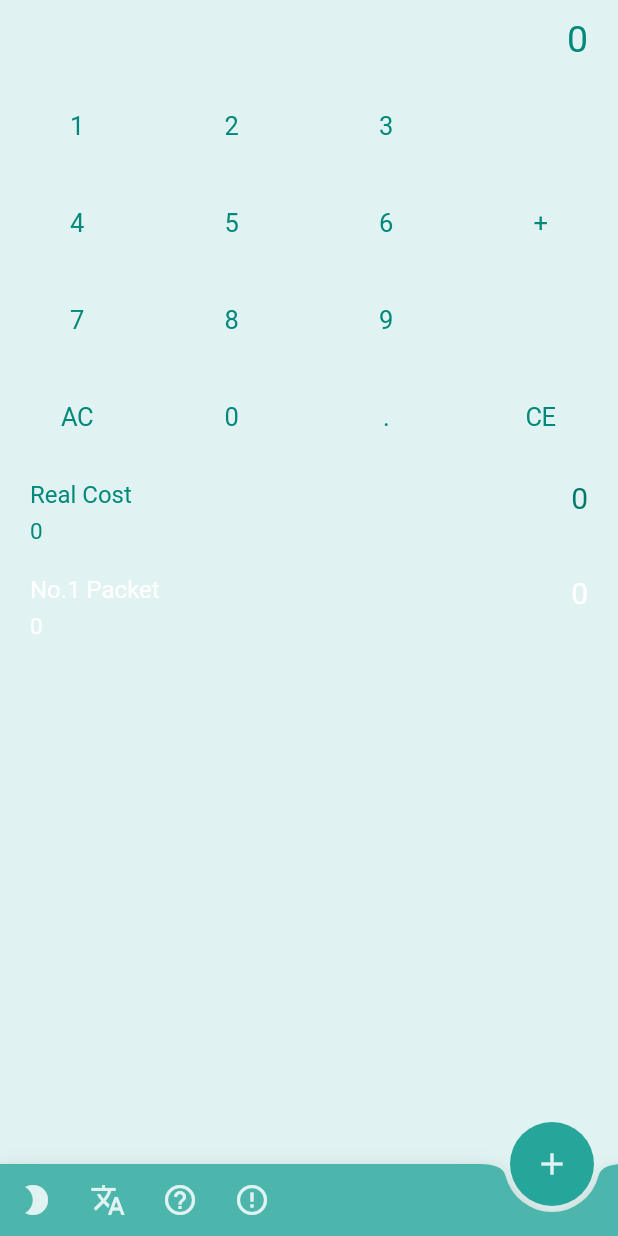
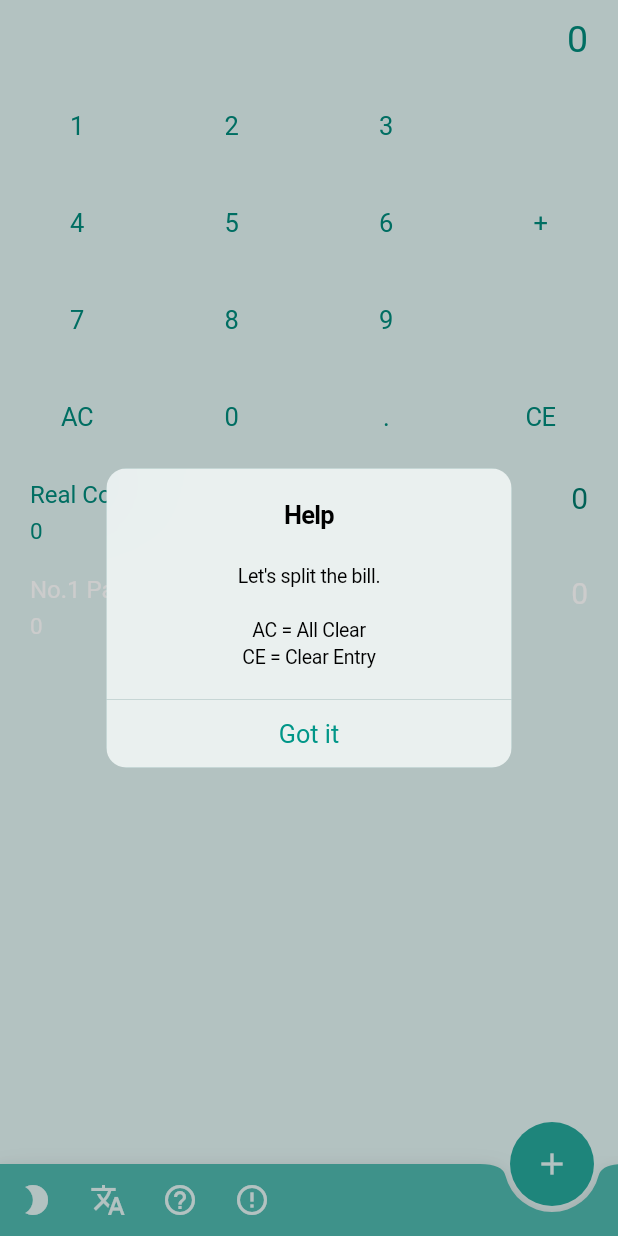
Before and after one commit to JokerLying/ACost-Flutter, a Flutter app: the screen it shows after launch, after a tap on the "help outline" icon, on a phone screen of 412 x 824 dp. Run offline on Flutter 3.47's test engine with Material 2 defaults, Android fonts, the light colour scheme and no system bars; our stand-ins replace shared_preferences.

Commit message:
Add help and about

```diff
--- a/lib/main.dart
+++ b/lib/main.dart
@@ -4,6 +4,7 @@ import 'package:acost/common/config.dart';
 import 'package:acost/model/packet.dart';
 import 'package:acost/state/price_model.dart';
 import 'package:acost/widget/calculate_component.dart';
+import 'package:flutter/cupertino.dart';
 import 'package:flutter/material.dart';
 import 'package:provider/provider.dart';
 import 'package:acost/widget/packet_component.dart';
@@ -29,8 +30,6 @@ class MyApp extends StatelessWidget {
 }
 
 class MyHomePage extends StatefulWidget {
-  final ScrollController _controller = new ScrollController();
-
   MyHomePage({Key key}) : super(key: key);
 
   @override
@@ -38,6 +37,9 @@ class MyHomePage extends StatefulWidget {
 }
 
 class _MyHomePageState extends State<MyHomePage> {
+  final ScrollController _controller = new ScrollController();
+  BuildContext _scaffoldContext;
+
   void _inputOperation(var operation) {
     var priceModel = Provider.of<PriceModel>(context, listen: false);
     priceModel.inputOperation(operation);
@@ -52,13 +54,40 @@ class _MyHomePageState extends State<MyHomePage> {
   void _scrollToBottom() {
     Timer(
         Duration(milliseconds: 100),
-        () => widget._controller.animateTo(
-              widget._controller.position.maxScrollExtent,
+        () => _controller.animateTo(
+              _controller.position.maxScrollExtent,
               duration: Duration(
                 milliseconds: 400,
               ),
               curve: Curves.ease,
             ));
+  }
+
+  void _showHelpDialog() {
+    showCupertinoDialog(
+        context: _scaffoldContext,
+        builder: (BuildContext context) {
+          return CupertinoAlertDialog(
+            title: Text(Config.chineseMode ? "帮助" : "Help"),
+            content: Text(Config.chineseMode
+                ? "\n本程序意在帮助您AA账单\n\nAC = 清除所有\nCE = 清除当前"
+                : "\nLet's split the bill.\n\nAC = All Clear\nCE = Clear Entry"),
+            actions: <Widget>[
+              CupertinoDialogAction(
+                onPressed: () {
+                  Navigator.of(_scaffoldContext).pop();
+                },
+                child: Text(Config.chineseMode ? "知道了" : "Got it"),
+              ),
+            ],
+          );
+        });
+  }
+
+  void _showAboutDialog() {
+    Scaffold.of(_scaffoldContext).showSnackBar(SnackBar(
+      content: Text("Product with love by GnayUil"),
+    ));
   }
 
   @override
@@ -174,12 +203,12 @@ class _MyHomePageState extends State<MyHomePage> {
         IconButton(
             icon: Icon(Icons.help_outline),
             onPressed: () {
-              print('Menu button pressed');
+              _showHelpDialog();
             }),
         IconButton(
             icon: Icon(Icons.error_outline),
             onPressed: () {
-              print('Menu button pressed');
+              _showAboutDialog();
             }),
       ]),
     );
@@ -225,7 +254,7 @@ class _MyHomePageState extends State<MyHomePage> {
         Expanded(
           child: Consumer<PriceModel>(builder: (context, priceModel, child) {
             return ListView.builder(
-                controller: widget._controller,
+                controller: _controller,
                 itemCount: priceModel.size,
                 itemBuilder: (context, index) {
                   if (index == 0) {
@@ -261,7 +290,10 @@ class _MyHomePageState extends State<MyHomePage> {
     return MaterialApp(
       theme: Config.themeData,
       home: Scaffold(
-          body: new SafeArea(child: mainLayout),
+          body: Builder(builder: (BuildContext context) {
+            _scaffoldContext = context;
+            return new SafeArea(child: mainLayout);
+          }),
           floatingActionButton: FloatingActionButton(
             onPressed: _addPacket,
             elevation: 0,
```
